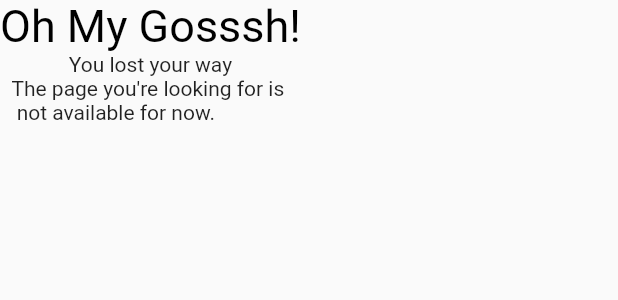
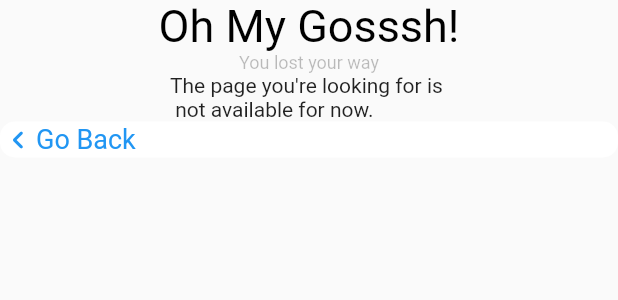
Before and after one commit to Tosin8/user_lost, a Flutter app: what left_content() shows on an empty page, opened directly, on a phone screen of 412 x 824 dp. Shown: the top 300 px of the screen. Run offline on Flutter 3.47's test engine with Material 2 defaults, Android fonts, the phone set to English and light mode, and no system bars; network calls fail.

Commit message:
Update web_main.dart

```diff
--- a/lib/404_page/components/web_main.dart
+++ b/lib/404_page/components/web_main.dart
@@ -22,15 +22,33 @@ class left_content extends StatelessWidget {
   Widget build(BuildContext context) {
     return Container(
       child: Column(
-        children: const [
-          Text(
+        children: [
+          const Text(
             'Oh My Gosssh!',
             style: TextStyle(
                 color: Colors.black, fontSize: 30, fontWeight: FontWeight.w400),
           ),
-          Text('You lost your way'),
-          SizedBox(),
-          Text('The page you\'re looking for is \n not available for now.'),
+          const Text(
+            'You lost your way',
+            style: TextStyle(color: Colors.black26, fontSize: 12),
+          ),
+          const SizedBox(),
+          const Text(
+              'The page you\'re looking for is \n not available for now.'),
+          const SizedBox(),
+          Container(
+            decoration: BoxDecoration(
+                color: Colors.white, borderRadius: BorderRadius.circular(10)),
+            child: Row(
+              children: const [
+                Icon(Icons.navigate_before_rounded, color: Colors.blue),
+                Text(
+                  'Go Back',
+                  style: TextStyle(color: Colors.blue, fontSize: 18),
+                )
+              ],
+            ),
+          ),
         ],
       ),
     );
```
